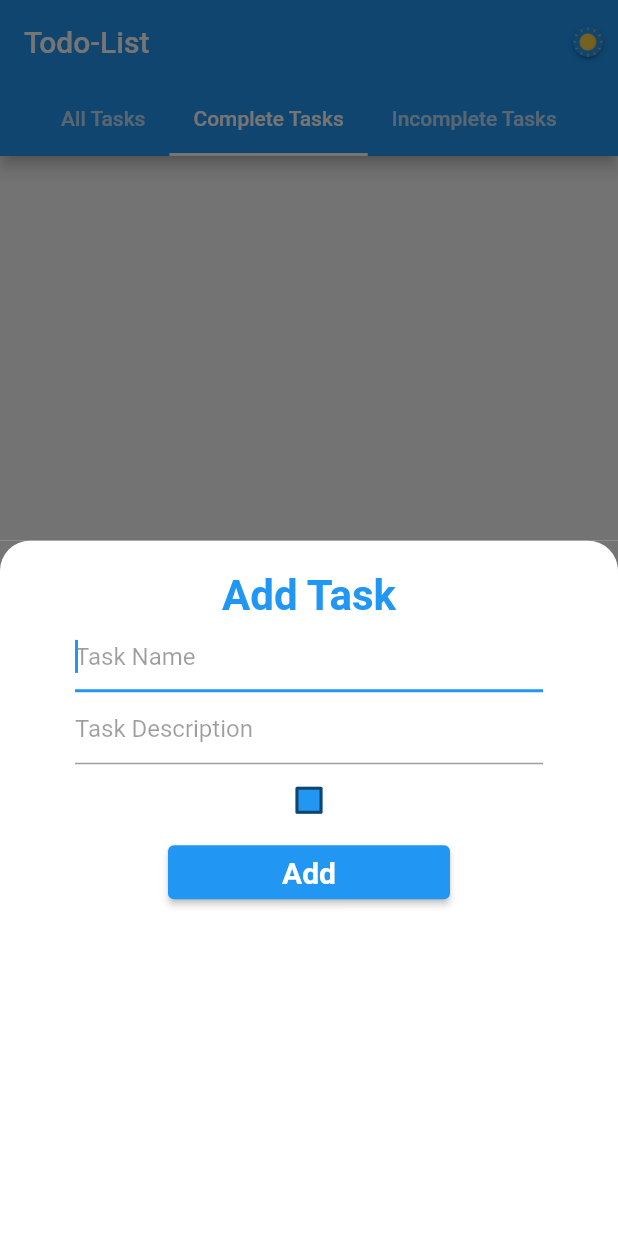
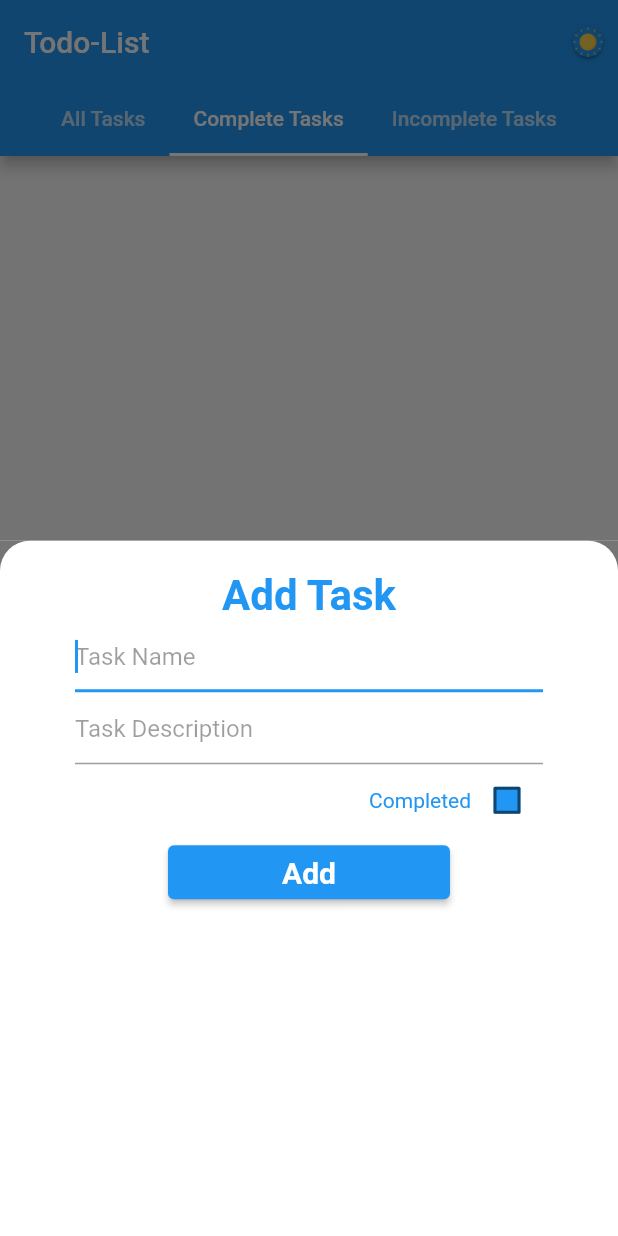
Before and after one commit to MotasemZiad/State-Management, a Flutter app: the screen it shows after launch, tab 2 chosen, after a tap on the "add" icon, on a phone screen of 412 x 824 dp. Run offline on Flutter 3.47's test engine with Material 2 defaults, Android fonts, the light colour scheme and no system bars; our stand-ins replace sqflite; accounts and stored records are empty.

Commit message:
new update

```diff
--- a/lib/ui/main_screen.dart
+++ b/lib/ui/main_screen.dart
@@ -7,9 +7,7 @@ import 'package:state_management/ui/screens/incomplete_tasks_screen.dart';
 import 'package:state_management/ui/screens/new_task_screen.dart';
 
 class MainScreen extends StatelessWidget {
-  @override
   Widget build(BuildContext context) {
-    final themeProvider = Provider.of<ThemeProvider>(context);
     return DefaultTabController(
       length: 3,
       child: Scaffold(
@@ -30,7 +28,8 @@ class MainScreen extends StatelessWidget {
             isScrollable: true,
           ),
           actions: [
-            Switch(
+            Consumer<ThemeProvider>(
+              builder: (context, themeProvider, child) => Switch(
                 value: themeProvider.themeData == ThemeData.light(),
                 onChanged: (value) {
                   if (value) {
@@ -41,6 +40,7 @@ class MainScreen extends StatelessWidget {
                 },
                 activeThumbImage: AssetImage('assets/images/sun.png'),
                 inactiveThumbImage: AssetImage('assets/images/moon.png'),
+              ),
             ),
           ],
         ),
--- a/lib/ui/screens/all_tasks_screen.dart
+++ b/lib/ui/screens/all_tasks_screen.dart
@@ -16,6 +16,7 @@ class AllTasksScreen extends StatelessWidget {
                   style: TextStyle(
                     fontSize: 24.0,
                     fontWeight: FontWeight.bold,
+                    color: Theme.of(context).accentColor,
                   ),
                   textAlign: TextAlign.center,
                 ),
--- a/lib/ui/screens/complete_tasks_screen.dart
+++ b/lib/ui/screens/complete_tasks_screen.dart
@@ -16,6 +16,7 @@ class CompleteTasksScreen extends StatelessWidget {
                   style: TextStyle(
                     fontSize: 24.0,
                     fontWeight: FontWeight.bold,
+                    color: Theme.of(context).accentColor,
                   ),
                   textAlign: TextAlign.center,
                 ),
--- a/lib/ui/screens/incomplete_tasks_screen.dart
+++ b/lib/ui/screens/incomplete_tasks_screen.dart
@@ -3,6 +3,7 @@ import 'package:provider/provider.dart';
 import 'package:state_management/models/task_model.dart';
 import 'package:state_management/providers/todo_provider.dart';
 import 'package:state_management/ui/widgets/task_widget.dart';
+import 'package:state_management/utils/constants.dart';
 
 class InCompleteTasksScreen extends StatelessWidget {
   @override
@@ -17,6 +18,7 @@ class InCompleteTasksScreen extends StatelessWidget {
                   style: TextStyle(
                     fontSize: 22.0,
                     fontWeight: FontWeight.bold,
+                    color: Theme.of(context).accentColor,
                   ),
                   textAlign: TextAlign.center,
                 ),
--- a/lib/ui/screens/new_task_screen.dart
+++ b/lib/ui/screens/new_task_screen.dart
@@ -1,8 +1,8 @@
 import 'package:flutter/material.dart';
 import 'package:provider/provider.dart';
 import 'package:state_management/models/task_model.dart';
+import 'package:state_management/providers/theme_provider.dart';
 import 'package:state_management/providers/todo_provider.dart';
-import 'package:state_management/utils/constants.dart';
 
 class NewTaskScreen extends StatefulWidget {
   @override
@@ -33,11 +33,11 @@ class _NewTaskScreenState extends State<NewTaskScreen> {
               mainAxisAlignment: MainAxisAlignment.start,
               crossAxisAlignment: CrossAxisAlignment.stretch,
               children: [
-                const Text(
+                Text(
                   'Add Task',
                   textAlign: TextAlign.center,
                   style: TextStyle(
-                    color: Colors.blue,
+                    color: Theme.of(context).accentColor,
                     fontSize: 28.0,
                     fontWeight: FontWeight.bold,
                   ),
@@ -75,14 +75,26 @@ class _NewTaskScreenState extends State<NewTaskScreen> {
                   ),
                   autocorrect: true,
                 ),
+                Row(
+                  mainAxisAlignment: MainAxisAlignment.end,
+                  children: [
+                    Text(
+                      'Completed',
+                      style: TextStyle(
+                        color: Theme.of(context).accentColor,
+                      ),
+                    ),
                     Checkbox(
                       value: isChecked,
                       onChanged: (value) {
                         isChecked = value;
                         setState(() {});
                       },
-                  activeColor: Colors.blue,
-                  fillColor: MaterialStateProperty.all(Colors.blue),
+                      fillColor: MaterialStateProperty.all(
+                        Theme.of(context).accentColor,
+                      ),
+                    ),
+                  ],
                 ),
                 Padding(
                   padding: const EdgeInsets.symmetric(horizontal: 62.0),
@@ -90,6 +102,9 @@ class _NewTaskScreenState extends State<NewTaskScreen> {
                     selector: (_, provider) => provider,
                     builder: (context, watch, child) {
                       return ElevatedButton(
+                        style: ElevatedButton.styleFrom(
+                          primary: Theme.of(context).accentColor,
+                        ),
                         onPressed: () {
                           watch.insertTasks(TaskModel(
                             taskName: taskName,
@@ -108,28 +123,7 @@ class _NewTaskScreenState extends State<NewTaskScreen> {
                         ),
                       );
                     },
-                    )
-                    // child: Consumer<TodoProvider>(
-                    //   builder: (context, watch, child) {
-                    //     return ElevatedButton(
-                    //       onPressed: () {
-                    //         watch.insertTasks(TaskModel(
-                    //           taskName: taskName,
-                    //           taskDescription: taskDescription,
-                    //           isComplete: isChecked,
-                    //         ));
-                    //         Navigator.of(context).pop();
-                    //       },
-                    //       child: Text(
-                    //         'Add',
-                    //         style: TextStyle(
-                    //           color: Colors.white,
-                    //           fontSize: 20.0,
-                    //           fontWeight: FontWeight.w600,
-                    //         ),
-                    //       ),
-                    //     );
-                    //   },
+                  ),
                 ),
               ],
             ),
--- a/lib/utils/constants.dart
+++ b/lib/utils/constants.dart
@@ -1,7 +1,6 @@
 import 'package:flutter/material.dart';
 
-// const colorPrimary = Colors.indigo;
-const kPrimaryColor = Color(0xFF00BF6D);
+const kPrimaryColor = Colors.blue;
 const kSecondaryColor = Color(0xFFFE9901);
 const kContentColorLightTheme = Color(0xFF1D1D35);
 const kContentColorDarkTheme = Color(0xFFF5FCF9);
```
Lines whose indentation alone changed are shown as unchanged.
